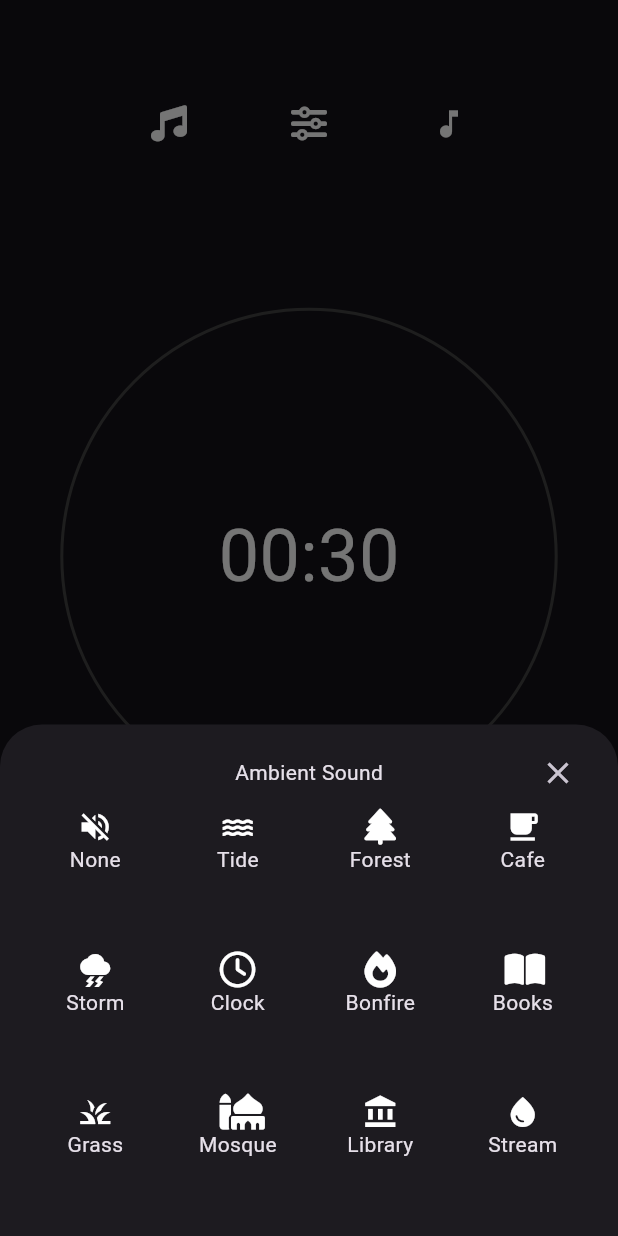
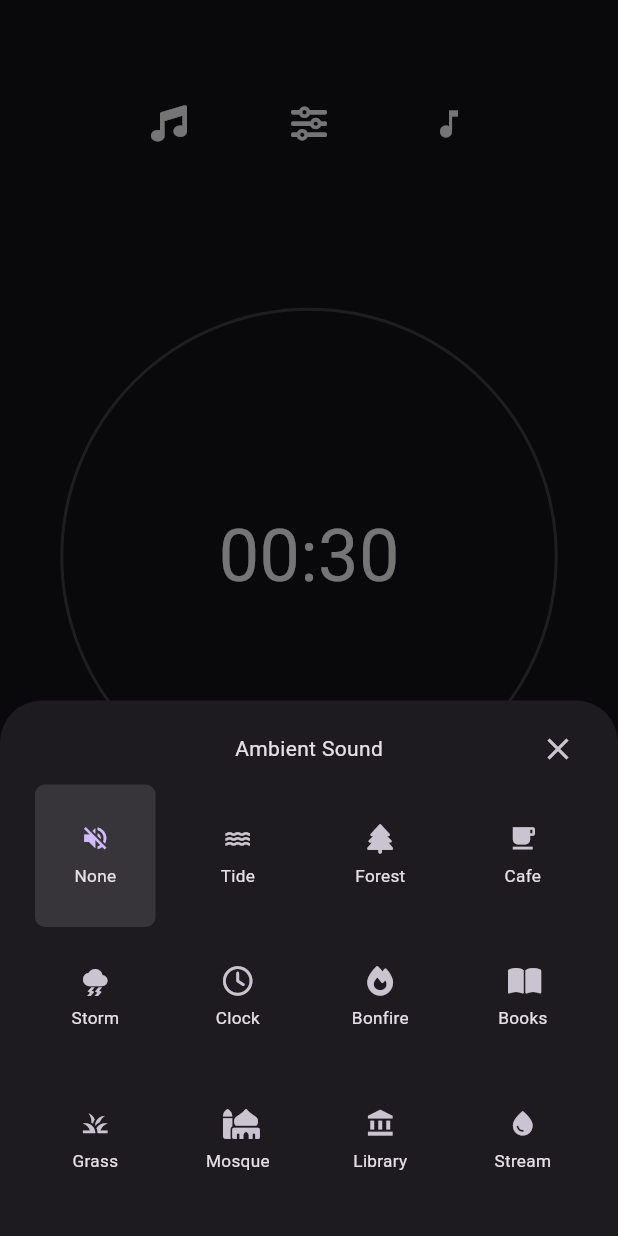
Before and after one commit to khaledgomah/silent_space, a Flutter app: the screen it shows after launch, after a tap on an icon or button, on a phone screen of 412 x 824 dp. Run offline on Flutter 3.47's test engine with Material 3 defaults, Android fonts, the phone set to English and light mode, and no system bars; drawn by our look-alikes of circular_countdown_timer; our stand-ins replace flutter_bloc, font_awesome_flutter, get_it, share_plus, shared_preferences; missing offline and left inert: flutter_email_sender, mrx_charts.

Commit message:
refactor sound model and update sound tile widget; remove isSelected property and implement selection logic in ambient builder

```diff
--- a/lib/features/time/data/models/sound.dart
+++ b/lib/features/time/data/models/sound.dart
@@ -3,7 +3,6 @@ import 'package:flutter/material.dart';
 class Sound {
   final String name;
   final IconData icon;
-  final bool isSelected;
 
-  Sound({required this.name, required this.icon, required this.isSelected});
+  Sound({required this.name, required this.icon});
 }
--- a/lib/features/time/presentation/widgets/ambient_builder_widget.dart
+++ b/lib/features/time/presentation/widgets/ambient_builder_widget.dart
@@ -1,86 +1,90 @@
 import 'package:flutter/material.dart';
 import 'package:font_awesome_flutter/font_awesome_flutter.dart';
 import 'package:silent_space/features/time/data/models/sound.dart';
-import 'package:silent_space/features/time/presentation/widgets/select_music_modal_sheet.dart';
 import 'package:silent_space/features/time/presentation/widgets/sound_tile.dart';
 import 'package:silent_space/generated/l10n.dart';
 
-class AmbientBuilderWidget extends StatelessWidget {
+class AmbientBuilderWidget extends StatefulWidget {
   const AmbientBuilderWidget({
     super.key,
   });
 
   @override
+  State<AmbientBuilderWidget> createState() => _AmbientBuilderWidgetState();
+}
+
+class _AmbientBuilderWidgetState extends State<AmbientBuilderWidget> {
+  int selectedIndex = 0;
+
+  @override
   Widget build(BuildContext context) {
-   final List<Sound> sounds = [
+    final List<Sound> sounds = [
       Sound(
         name: S.of(context).none,
         icon: Icons.volume_off,
-        isSelected: false,
       ),
       Sound(
         name: S.of(context).tide,
         icon: Icons.water,
-        isSelected: false,
       ),
       Sound(
         name: S.of(context).forest,
         icon: FontAwesomeIcons.tree,
-        isSelected: false,
       ),
       Sound(
         name: S.of(context).cafe,
         icon: Icons.local_cafe,
-        isSelected: false,
       ),
       Sound(
         name: S.of(context).storm,
         icon: Icons.thunderstorm,
-        isSelected: false,
       ),
       Sound(
         name: S.of(context).clock,
         icon: FontAwesomeIcons.clock,
-        isSelected: false,
       ),
       Sound(
-          name: S.of(context).bonfire,
-          icon: FontAwesomeIcons.fire,
-          isSelected: false),
+        name: S.of(context).bonfire,
+        icon: FontAwesomeIcons.fire,
+      ),
       Sound(
         name: S.of(context).books,
         icon: FontAwesomeIcons.bookOpen,
-        isSelected: false,
       ),
       Sound(
         name: S.of(context).grass,
         icon: Icons.grass,
-        isSelected: false,
       ),
       Sound(
         name: S.of(context).mosque,
         icon: FontAwesomeIcons.mosque,
-        isSelected: false,
       ),
       Sound(
         name: S.of(context).library,
         icon: Icons.account_balance,
-        isSelected: false,
       ),
       Sound(
         name: S.of(context).stream,
         icon: Icons.water_drop,
-        isSelected: false,
       ),
     ];
 
     return GridView.builder(
       shrinkWrap: true,
       itemCount: sounds.length,
-      gridDelegate:
-          const SliverGridDelegateWithFixedCrossAxisCount(crossAxisCount: 4),
-      itemBuilder: (context, index) => SoundTile(
-        sound: sounds[index],
+      gridDelegate: const SliverGridDelegateWithFixedCrossAxisCount(
+        crossAxisCount: 4,
+      ),
+      itemBuilder: (context, index) => FittedBox(
+        child: SoundTile(
+          isSelected: selectedIndex == index,
+          onPressed: () {
+            setState(() {
+              selectedIndex = index;
+            });
+          },
+          sound: sounds[index],
+        ),
       ),
     );
   }
--- a/lib/features/time/presentation/widgets/select_music_modal_sheet.dart
+++ b/lib/features/time/presentation/widgets/select_music_modal_sheet.dart
@@ -19,6 +19,7 @@ class SelectMusicSheet extends StatelessWidget {
           top: 8,
           left: 16,
           right: 16,
+          bottom: 16,
         ),
         child: Column(
           mainAxisSize: MainAxisSize.min,
--- a/lib/features/time/presentation/widgets/sound_tile.dart
+++ b/lib/features/time/presentation/widgets/sound_tile.dart
@@ -1,18 +1,42 @@
 import 'package:flutter/material.dart';
+import 'package:silent_space/core/utils/constans.dart';
 import 'package:silent_space/features/time/data/models/sound.dart';
-import 'package:silent_space/features/time/presentation/widgets/select_music_modal_sheet.dart';
 
 class SoundTile extends StatelessWidget {
   final Sound sound;
-  const SoundTile({super.key, required this.sound});
+  final Function() onPressed;
+  final bool isSelected;
+  const SoundTile(
+      {super.key,
+      required this.sound,
+      required this.onPressed,
+      required this.isSelected});
 
   @override
   Widget build(BuildContext context) {
-    return Column(
-      children: [
-        Icon(sound.icon),
-        Text(sound.name),
-      ],
+    return IconButton(
+      isSelected: isSelected,
+      style: ButtonStyle(
+        backgroundColor: WidgetStateProperty.all(
+            isSelected ? Constants.secondaryColor : Colors.transparent),
+        shape: WidgetStateProperty.all(
+          RoundedRectangleBorder(
+            borderRadius: BorderRadius.circular(8),
+          ),
+        ),
+        padding: WidgetStateProperty.all(EdgeInsets.zero),
+      ),
+      onPressed: onPressed,
+      icon: Padding(
+        padding: const EdgeInsets.all(32),
+        child: Column(
+          children: [
+            Icon(sound.icon),
+            const SizedBox(height: 8),
+            Text(sound.name),
+          ],
+        ),
+      ),
     );
   }
 }
```
Also changed, not shown: 11 other files.
